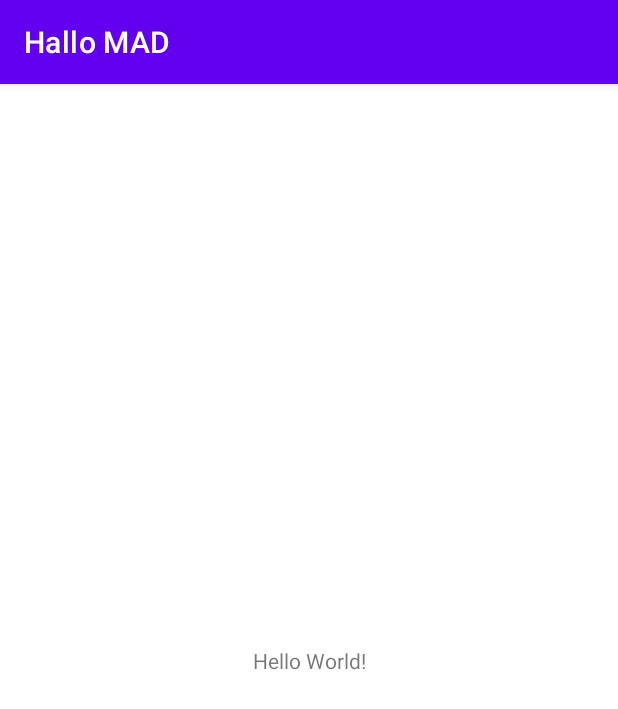
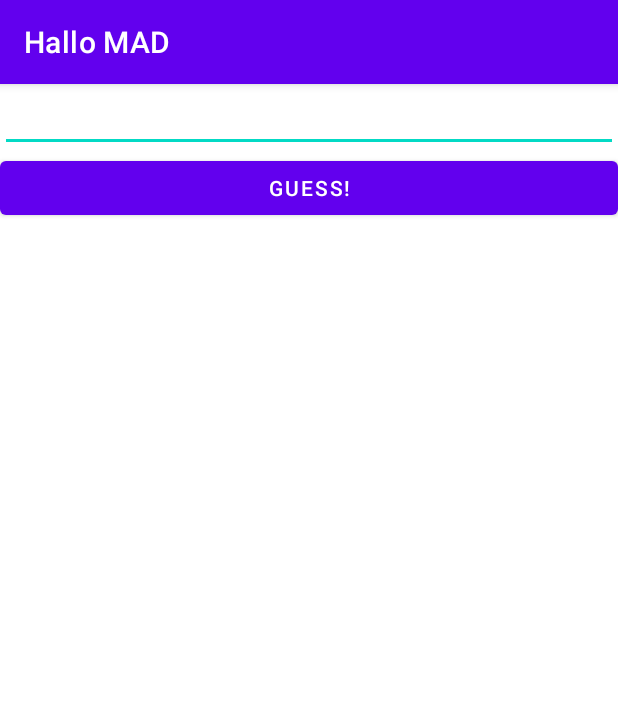
Before and after one commit to icicala/MAD, an Android app: the screen it shows after launch (MainActivity), on a phone screen of 412 x 824 dp. Shown: the top 709 px of the screen. Run offline under Robolectric (Android 15) with nearby library versions, the phone set to English and light mode, and no system bars.

Commit message:
feat(Week 7) Lifecycle

```diff
--- a/app/src/main/res/layout/activity_main.xml
+++ b/app/src/main/res/layout/activity_main.xml
@@ -1,18 +1,25 @@
 <?xml version="1.0" encoding="utf-8"?>
-<androidx.constraintlayout.widget.ConstraintLayout xmlns:android="http://schemas.android.com/apk/res/android"
+<LinearLayout xmlns:android="http://schemas.android.com/apk/res/android"
     xmlns:app="http://schemas.android.com/apk/res-auto"
     xmlns:tools="http://schemas.android.com/tools"
     android:layout_width="match_parent"
     android:layout_height="match_parent"
+    android:orientation="vertical"
     tools:context=".MainActivity">
 
-    <TextView
-        android:layout_width="wrap_content"
+
+    <EditText
+        android:id="@+id/editText"
+        android:layout_width="match_parent"
         android:layout_height="wrap_content"
-        android:text="Hello World!"
-        app:layout_constraintBottom_toBottomOf="parent"
-        app:layout_constraintLeft_toLeftOf="parent"
-        app:layout_constraintRight_toRightOf="parent"
-        app:layout_constraintTop_toTopOf="parent" />
+        android:ems="10"
+        android:inputType="numberDecimal" />
 
-</androidx.constraintlayout.widget.ConstraintLayout>
+    <Button
+        android:id="@+id/button"
+        android:layout_width="match_parent"
+        android:layout_height="wrap_content"
+        android:onClick="onClickButton"
+        android:text="Guess!" />
+
+</LinearLayout>
```
Also changed, not shown: app/src/main/java/de/thu/hallomad/MainActivity.java (+39 -1 lines).
